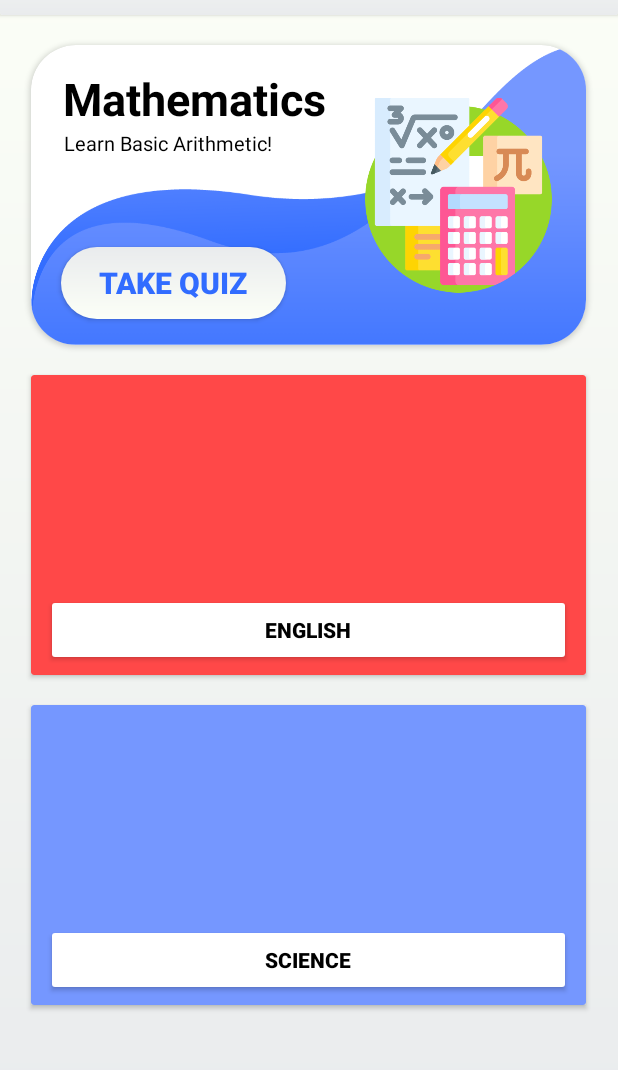
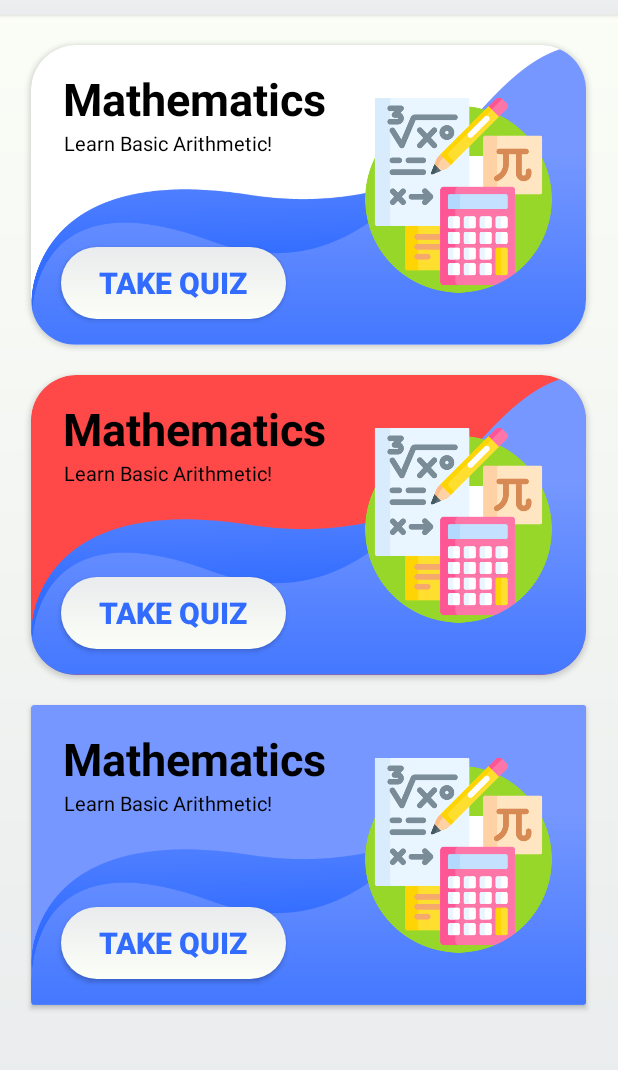
Before and after one commit to Zeerooo-dev/Learnify, an Android app: the main screen opened directly, with no data from a screen before it, on a phone screen of 412 x 824 dp, the part 75-1145 px from its top. Run offline under Robolectric (Android 15) with nearby library versions, the phone set to English and light mode, and no system bars.

Commit message:
main layout changes

```diff
--- a/app/src/main/res/layout/main.xml
+++ b/app/src/main/res/layout/main.xml
@@ -140,22 +140,65 @@
         android:layout_height="200dp"
         android:layout_gravity="center"
         android:layout_marginTop="20dp"
-        app:cardBackgroundColor="@color/red">
+        app:cardBackgroundColor="@color/red"
+        app:cardCornerRadius="30dp">
+        <FrameLayout
+            android:layout_width="match_parent"
+            android:layout_height="match_parent"
+            android:background="@drawable/blueshape"
+            android:layout_gravity="center"
+            android:orientation="horizontal">
+
         <LinearLayout
             android:layout_width="wrap_content"
-            android:layout_height="wrap_content"
-            android:layout_gravity="center">
+            android:layout_height="match_parent"
+            android:orientation="vertical">
+
+            <Space
+                android:layout_width="match_parent"
+                android:layout_height="15dp"/>
+
+            <TextView
+                android:layout_width="wrap_content"
+                android:layout_height="wrap_content"
+                android:text="Mathematics"
+                android:textSize="30dp"
+                android:textStyle="bold"
+                android:textColor="@color/black"
+                android:layout_marginLeft="21dp"/>
+
+            <TextView
+                android:layout_width="wrap_content"
+                android:layout_height="wrap_content"
+                android:text="Learn Basic Arithmetic!"
+                android:textSize="13sp"
+                android:textColor="@color/black"
+                android:layout_marginLeft="22dp"/>
+
+            <Space
+                android:layout_width="match_parent"
+                android:layout_height="60dp"/>
 
             <Button
                 android:id="@+id/l_english"
-                android:layout_width="350dp"
+                android:layout_width="150dp"
                 android:layout_height="wrap_content"
-                android:layout_marginTop="140dp"
-                android:backgroundTint="@color/white"
-                android:text="English"
-                android:textColor="@color/black"
+                android:layout_marginLeft="20dp"
+                android:layout_gravity="left"
+                android:background="@drawable/btn_gradientwhite"
+                android:text="Take Quiz"
+                android:textColor="@color/blue2"
+                android:textSize="20sp"
                 android:textStyle="bold" />
         </LinearLayout>
+            <ImageView
+                android:layout_gravity="end"
+                android:layout_marginEnd="20dp"
+                android:layout_width="130dp"
+                android:layout_height="wrap_content"
+                android:src="@drawable/mathematics"/>
+
+        </FrameLayout>
     </androidx.cardview.widget.CardView>
 
     <androidx.cardview.widget.CardView
@@ -164,20 +207,61 @@
         android:layout_gravity="center"
         android:layout_marginTop="20dp"
         app:cardBackgroundColor="@color/blue">
+        <FrameLayout
+            android:layout_width="match_parent"
+            android:layout_height="match_parent"
+            android:background="@drawable/blueshape"
+            android:layout_gravity="center"
+            android:orientation="horizontal">
+
         <LinearLayout
             android:layout_width="wrap_content"
-            android:layout_height="wrap_content"
-            android:layout_gravity="center">
+            android:layout_height="match_parent"
+            android:orientation="vertical">
+
+            <Space
+                android:layout_width="match_parent"
+                android:layout_height="15dp"/>
+
+            <TextView
+                android:layout_width="wrap_content"
+                android:layout_height="wrap_content"
+                android:text="Mathematics"
+                android:textSize="30dp"
+                android:textStyle="bold"
+                android:textColor="@color/black"
+                android:layout_marginLeft="21dp"/>
+
+            <TextView
+                android:layout_width="wrap_content"
+                android:layout_height="wrap_content"
+                android:text="Learn Basic Arithmetic!"
+                android:textSize="13sp"
+                android:textColor="@color/black"
+                android:layout_marginLeft="22dp"/>
+
+            <Space
+                android:layout_width="match_parent"
+                android:layout_height="60dp"/>
 
             <Button
                 android:id="@+id/l_science"
-                android:layout_width="350dp"
+                android:layout_width="150dp"
                 android:layout_height="wrap_content"
-                android:layout_marginTop="140dp"
-                android:backgroundTint="@color/white"
-                android:text="Science"
-                android:textColor="@color/black"
-                android:textStyle="bold" />
+                android:layout_marginLeft="20dp"
+                android:layout_gravity="left"
+                android:background="@drawable/btn_gradientwhite"
+                android:text="Take Quiz"
+                android:textColor="@color/blue2"
+                android:textSize="20sp"
+                android:textStyle="bold"/>
         </LinearLayout>
+        <ImageView
+            android:layout_gravity="end"
+            android:layout_marginEnd="20dp"
+            android:layout_width="130dp"
+            android:layout_height="wrap_content"
+            android:src="@drawable/mathematics"/>
+        </FrameLayout>
     </androidx.cardview.widget.CardView>
 </LinearLayout>
```
